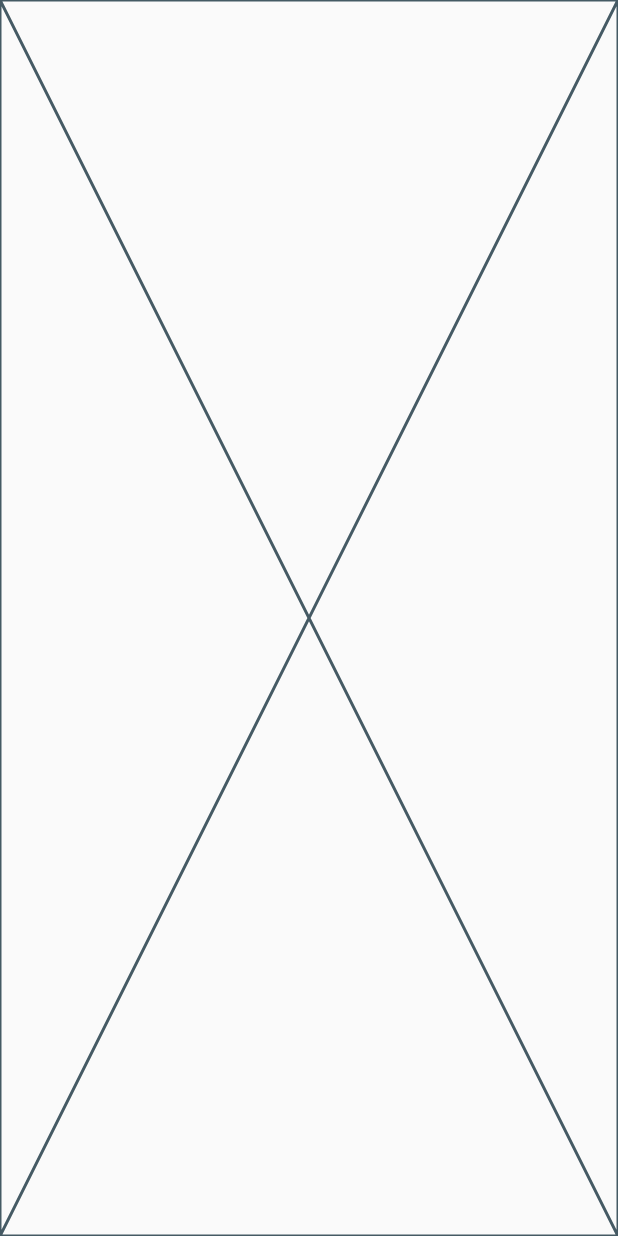
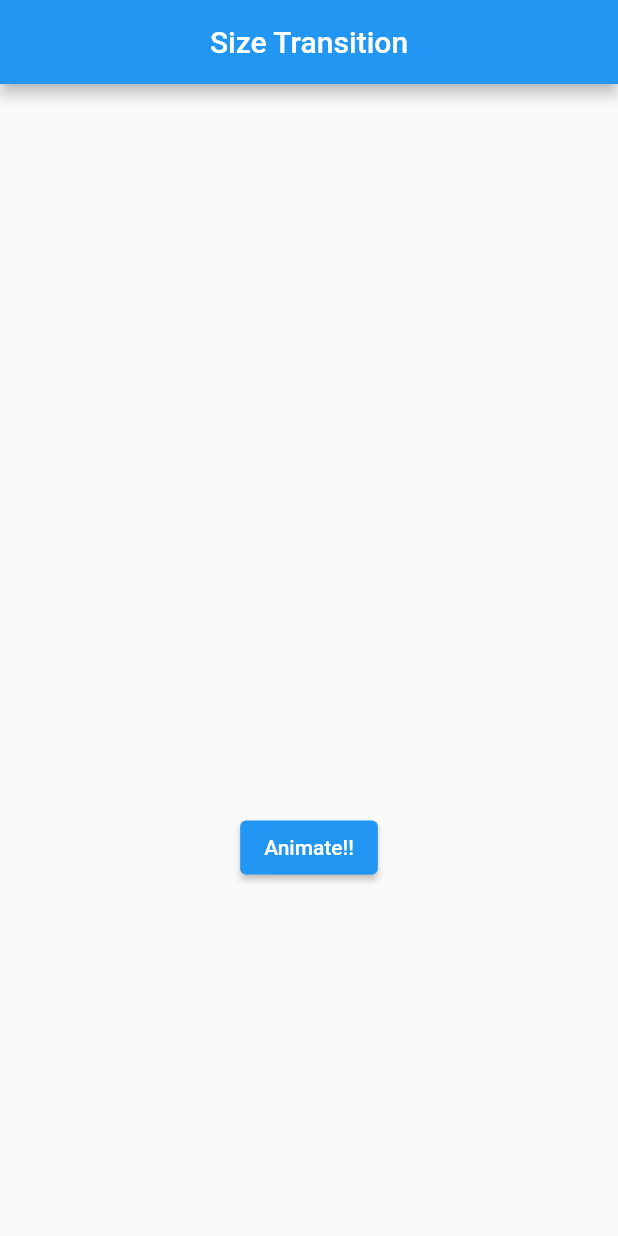
Before and after one commit to Nadersaye/animation, a Flutter app: the TweenAnimatedBuilderExample screen opened directly, on a phone screen of 412 x 824 dp. Run offline on Flutter 3.47's test engine with Material 2 defaults, Android fonts, the phone set to English and light mode, and no system bars.

Commit message:
finish Tween Animated Builder

```diff
--- a/lib/Explicit_Animation/tween_animated_builder.dart
+++ b/lib/Explicit_Animation/tween_animated_builder.dart
@@ -9,24 +9,50 @@ class TweenAnimatedBuilderExample extends StatefulWidget {
 }
 
 class _TweenAnimatedBuilderExampleState
-    extends State<TweenAnimatedBuilderExample>
-    with SingleTickerProviderStateMixin {
-  late AnimationController _controller;
-
-  @override
-  void initState() {
-    super.initState();
-    _controller = AnimationController(vsync: this);
-  }
-
-  @override
-  void dispose() {
-    _controller.dispose();
-    super.dispose();
-  }
-
+    extends State<TweenAnimatedBuilderExample> {
+  double _opacityValue = 0.0;
   @override
   Widget build(BuildContext context) {
-    return const Placeholder();
+    return Scaffold(
+      appBar: AppBar(
+        title: const Text('Size Transition'),
+        centerTitle: true,
+      ),
+      body: Column(
+        mainAxisAlignment: MainAxisAlignment.center,
+        crossAxisAlignment: CrossAxisAlignment.center,
+        children: [
+          Center(
+            child: TweenAnimationBuilder(
+              tween: Tween<double>(begin: 0, end: _opacityValue),
+              duration: const Duration(seconds: 5),
+              builder: (BuildContext context, double value, Widget? child) {
+                return Opacity(
+                  opacity: value,
+                  child: Container(
+                    width: 250,
+                    height: 250,
+                    decoration: BoxDecoration(
+                      color: Colors.blue,
+                      borderRadius: BorderRadius.circular(value * 72),
+                    ),
+                    child: Image.asset('assets/images/dog.png'),
+                  ),
+                );
+              },
+            ),
+          ),
+          Center(
+            child: ElevatedButton(
+                onPressed: () {
+                  setState(() {
+                    _opacityValue = _opacityValue == 0 ? 1.0 : 0.0;
+                  });
+                },
+                child: const Text("Animate!!")),
+          )
+        ],
+      ),
+    );
   }
 }
--- a/lib/home.dart
+++ b/lib/home.dart
@@ -3,6 +3,7 @@ import 'package:animation/Explicit_Animation/fade_transition.dart';
 import 'package:animation/Explicit_Animation/positioned_directional_transition.dart';
 import 'package:animation/Explicit_Animation/positioned_transition.dart';
 import 'package:animation/Explicit_Animation/rotation_transition.dart';
+import 'package:animation/Explicit_Animation/tween_animated_builder.dart';
 import 'package:flutter/material.dart';
 
 import 'Explicit_Animation/size_transition.dart';
@@ -90,8 +91,12 @@ class HomeScreen extends StatelessWidget {
                 backgroundColor: const Color.fromARGB(255, 182, 67, 67),
                 widget: const PositionedDirectionalTransitionExample(),
                 text: 'Positioned Directional Transition Example'),
+            NavigateToAnimatedExample(
+                backgroundColor: const Color.fromARGB(255, 182, 67, 67),
+                widget: const TweenAnimatedBuilderExample(),
+                text: 'Tween Animated Builder Example'),
 
-            //PositionedDirectionalTransitionExample
+            //TweenAnimatedBuilderExample
           ],
         ),
       ),
```
